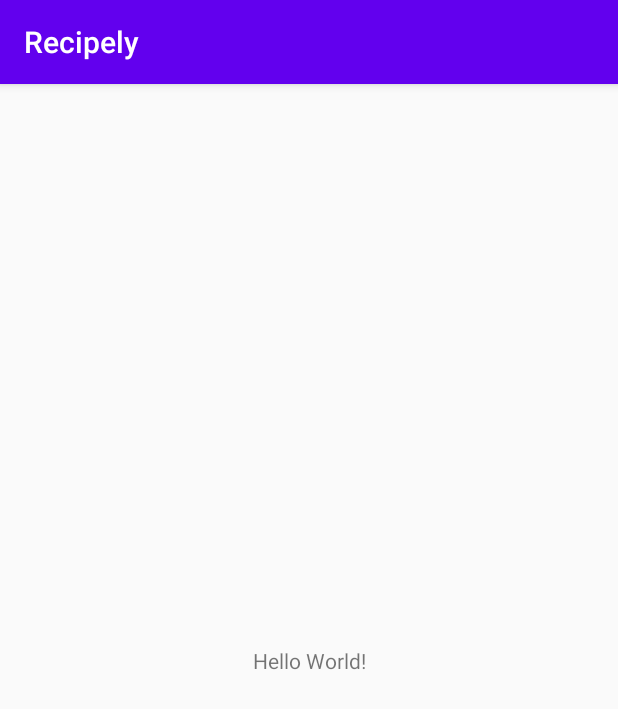
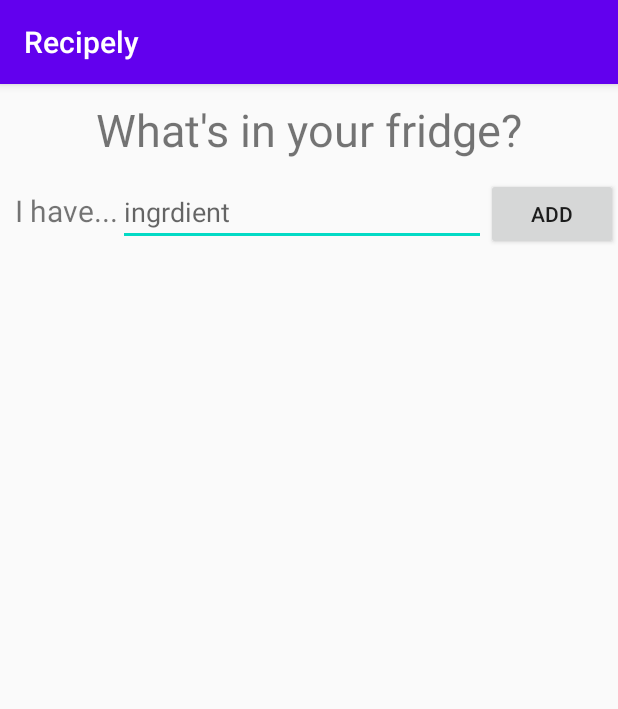
Before and after one commit to JinhaJjing/CodeSpillers, an Android app: the screen it shows after launch (MainActivity), on a phone screen of 412 x 824 dp. Shown: the top 709 px of the screen. Run offline under Robolectric (Android 15) with nearby library versions, the phone set to English and light mode, and no system bars.

Commit message:
feat: Input ingredients in listview

```diff
--- a/app/src/main/java/com/example/recipely/MainActivity.java
+++ b/app/src/main/java/com/example/recipely/MainActivity.java
@@ -3,12 +3,52 @@ package com.example.recipely;
 import androidx.appcompat.app.AppCompatActivity;
 
 import android.os.Bundle;
+import android.util.Log;
+import android.view.View;
+import android.widget.Button;
+import android.widget.EditText;
+import android.widget.LinearLayout;
+import android.widget.ListView;
+import android.widget.TextView;
+import android.widget.ToggleButton;
+
+import java.util.concurrent.ExecutionException;
 
 public class MainActivity extends AppCompatActivity {
+
+    private ListView listview;
+    private IngredientListViewAdapter adapter = new IngredientListViewAdapter();
 
     @Override
     protected void onCreate(Bundle savedInstanceState) {
         super.onCreate(savedInstanceState);
         setContentView(R.layout.activity_main);
+
+        listview = (ListView) findViewById(R.id.ingredient_list_view);
+        listview.setAdapter(adapter);
+
+        Button addbtn = (Button) findViewById(R.id.btn_add);
+        addbtn.setOnClickListener(new Button.OnClickListener() {
+            @Override
+            public void onClick(View view) {
+                EditText ingredientEditTxt = (EditText) findViewById(R.id.editTxt_ingredient);
+                String ingredientName = ingredientEditTxt.getText().toString();
+
+                ingredientEditTxt.setText("");
+
+                Log.d("INGREDIENT",ingredientName);
+
+                adapter.addItem(ingredientName); //ingredientQuantity
+                adapter.notifyDataSetChanged();
+            }
+        });
     }
+
+    public void deleteIngredient(View v) {
+        TextView deleteTxtView = (TextView) v.findViewById(R.id.btn_delete);
+        int position = listview.getPositionForView(v);
+        adapter.deleteItem(position);
+        adapter.notifyDataSetChanged();
+    }
+
 }
--- a/app/src/main/res/layout/activity_main.xml
+++ b/app/src/main/res/layout/activity_main.xml
@@ -1,18 +1,57 @@
 <?xml version="1.0" encoding="utf-8"?>
-<androidx.constraintlayout.widget.ConstraintLayout xmlns:android="http://schemas.android.com/apk/res/android"
+<LinearLayout xmlns:android="http://schemas.android.com/apk/res/android"
     xmlns:app="http://schemas.android.com/apk/res-auto"
     xmlns:tools="http://schemas.android.com/tools"
     android:layout_width="match_parent"
     android:layout_height="match_parent"
+    android:orientation="vertical"
     tools:context=".MainActivity">
 
     <TextView
         android:layout_width="wrap_content"
         android:layout_height="wrap_content"
-        android:text="Hello World!"
-        app:layout_constraintBottom_toBottomOf="parent"
-        app:layout_constraintLeft_toLeftOf="parent"
-        app:layout_constraintRight_toRightOf="parent"
-        app:layout_constraintTop_toTopOf="parent" />
+        android:text="What's in your fridge?"
+        android:textSize="30sp"
+        android:layout_gravity="center"
+        android:paddingTop="10dp"
+        android:paddingBottom="10dp"/>
 
-</androidx.constraintlayout.widget.ConstraintLayout>
+    <LinearLayout
+        android:layout_width="match_parent"
+        android:layout_height="wrap_content"
+        android:orientation="horizontal">
+
+        <TextView
+            android:layout_width="wrap_content"
+            android:layout_height="wrap_content"
+            android:text="I have..."
+            android:textSize="20sp"
+            android:paddingLeft="10dp"
+            android:paddingTop="10dp"
+            android:paddingBottom="10dp"/>
+
+        <EditText
+            android:id="@+id/editTxt_ingredient"
+            android:layout_width="wrap_content"
+            android:layout_height="wrap_content"
+            android:layout_weight="1"
+            android:hint="ingrdient"/>
+
+        <Button
+            android:id="@+id/btn_add"
+            android:layout_width="wrap_content"
+            android:layout_height="wrap_content"
+            android:text="add"/>
+
+    </LinearLayout>
+
+    <ListView
+        android:id="@+id/ingredient_list_view"
+        android:layout_width="match_parent"
+        android:layout_height="wrap_content"
+        android:divider="#00000000"
+        android:paddingLeft="10dp"
+        android:paddingRight="10dp"
+        android:dividerHeight="10dp"></ListView>
+
+</LinearLayout>
```
Also changed, not shown: app/src/main/java/com/example/recipely/IngredientListViewAdapter.java (added, +69 -0 lines), app/src/main/res/drawable/ingredient_item_border.xml (added, +16 -0 lines), app/src/main/res/layout/ingredient_listview_item.xml (added, +41 -0 lines).
